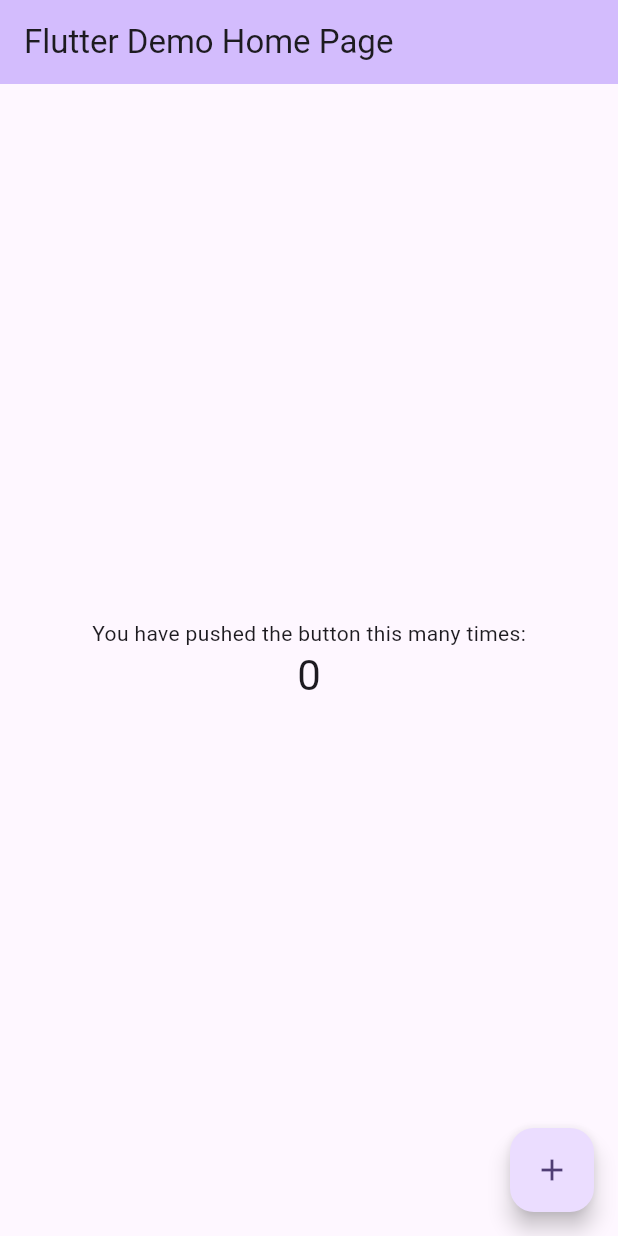
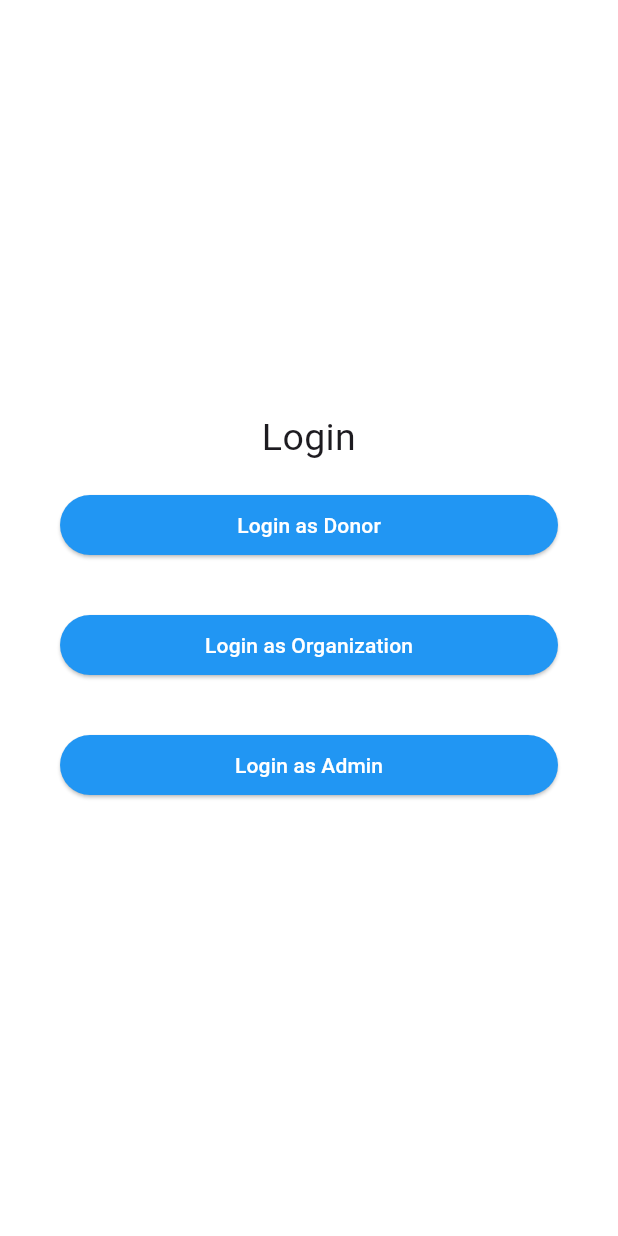
Before and after one commit to ICS-CMSC-23/project-Vivekjeet, a Flutter app: the screen it shows after launch, on a phone screen of 412 x 824 dp. Run offline on Flutter 3.47's test engine with Material 3 defaults, Android fonts, the phone set to English and light mode, and no system bars.

Commit message:
feat: added screens and routing for donor, org, and admin

```diff
--- a/project/lib/main.dart
+++ b/project/lib/main.dart
@@ -1,4 +1,8 @@
 import 'package:flutter/material.dart';
+import './screens/login.dart';
+import './screens/donor_homepage.dart';
+import './screens/org_homepage.dart';
+import './screens/admin_homepage.dart';
 
 void main() {
   runApp(const MyApp());
@@ -7,119 +11,21 @@ void main() {
 class MyApp extends StatelessWidget {
   const MyApp({super.key});
 
-  // This widget is the root of your application.
   @override
   Widget build(BuildContext context) {
     return MaterialApp(
-      title: 'Flutter Demo',
+      title: 'Title',
+      initialRoute: '/',
       theme: ThemeData(
-        // This is the theme of your application.
-        //
-        // TRY THIS: Try running your application with "flutter run". You'll see
-        // the application has a purple toolbar. Then, without quitting the app,
-        // try changing the seedColor in the colorScheme below to Colors.green
-        // and then invoke "hot reload" (save your changes or press the "hot
-        // reload" button in a Flutter-supported IDE, or press "r" if you used
-        // the command line to start the app).
-        //
-        // Notice that the counter didn't reset back to zero; the application
-        // state is not lost during the reload. To reset the state, use hot
-        // restart instead.
-        //
-        // This works for code too, not just values: Most code changes can be
-        // tested with just a hot reload.
-        colorScheme: ColorScheme.fromSeed(seedColor: Colors.deepPurple),
-        useMaterial3: true,
+        primarySwatch: Colors.blue,
       ),
-      home: const MyHomePage(title: 'Flutter Demo Home Page'),
+      routes: {
+        '/': (context) => const LoginPage(),
+        '/donorhomepage': (context) => const DonorHomepage(),
+        '/orghomepage': (context) => const OrgHomepage(),
+        '/adminhomepage': (context) => const AdminHomepage(),
+
+      },
     );
   }
 }
-
-class MyHomePage extends StatefulWidget {
-  const MyHomePage({super.key, required this.title});
-
-  // This widget is the home page of your application. It is stateful, meaning
-  // that it has a State object (defined below) that contains fields that affect
-  // how it looks.
-
-  // This class is the configuration for the state. It holds the values (in this
-  // case the title) provided by the parent (in this case the App widget) and
-  // used by the build method of the State. Fields in a Widget subclass are
-  // always marked "final".
-
-  final String title;
-
-  @override
-  State<MyHomePage> createState() => _MyHomePageState();
-}
-
-class _MyHomePageState extends State<MyHomePage> {
-  int _counter = 0;
-
-  void _incrementCounter() {
-    setState(() {
-      // This call to setState tells the Flutter framework that something has
-      // changed in this State, which causes it to rerun the build method below
-      // so that the display can reflect the updated values. If we changed
-      // _counter without calling setState(), then the build method would not be
-      // called again, and so nothing would appear to happen.
-      _counter++;
-    });
-  }
-
-  @override
-  Widget build(BuildContext context) {
-    // This method is rerun every time setState is called, for instance as done
-    // by the _incrementCounter method above.
-    //
-    // The Flutter framework has been optimized to make rerunning build methods
-    // fast, so that you can just rebuild anything that needs updating rather
-    // than having to individually change instances of widgets.
-    return Scaffold(
-      appBar: AppBar(
-        // TRY THIS: Try changing the color here to a specific color (to
-        // Colors.amber, perhaps?) and trigger a hot reload to see the AppBar
-        // change color while the other colors stay the same.
-        backgroundColor: Theme.of(context).colorScheme.inversePrimary,
-        // Here we take the value from the MyHomePage object that was created by
-        // the App.build method, and use it to set our appbar title.
-        title: Text(widget.title),
-      ),
-      body: Center(
-        // Center is a layout widget. It takes a single child and positions it
-        // in the middle of the parent.
-        child: Column(
-          // Column is also a layout widget. It takes a list of children and
-          // arranges them vertically. By default, it sizes itself to fit its
-          // children horizontally, and tries to be as tall as its parent.
-          //
-          // Column has various properties to control how it sizes itself and
-          // how it positions its children. Here we use mainAxisAlignment to
-          // center the children vertically; the main axis here is the vertical
-          // axis because Columns are vertical (the cross axis would be
-          // horizontal).
-          //
-          // TRY THIS: Invoke "debug painting" (choose the "Toggle Debug Paint"
-          // action in the IDE, or press "p" in the console), to see the
-          // wireframe for each widget.
-          mainAxisAlignment: MainAxisAlignment.center,
-          children: <Widget>[
-            const Text(
-              'You have pushed the button this many times:',
-            ),
-            Text(
-              '$_counter',
-              style: Theme.of(context).textTheme.headlineMedium,
-            ),
-          ],
-        ),
-      ),
-      floatingActionButton: FloatingActionButton(
-        onPressed: _incrementCounter,
-        tooltip: 'Increment',
-        child: const Icon(Icons.add),
-      ), // This trailing comma makes auto-formatting nicer for build methods.
-    );
-  }
-}
--- /dev/null
+++ b/project/lib/screens/login.dart
@@ -0,0 +1,89 @@
+import 'package:flutter/material.dart';
+import './donor_homepage.dart';
+import './org_homepage.dart';
+import './admin_homepage.dart';
+
+class LoginPage extends StatefulWidget {
+  const LoginPage({super.key});
+  @override
+  _LoginPageState createState() => _LoginPageState();
+}
+
+class _LoginPageState extends State<LoginPage> {
+  @override
+  Widget build(BuildContext context) {
+    final loginAsDonorButton = Padding(
+      key: const Key('loginAsDonorButton'),
+      padding: const EdgeInsets.symmetric(vertical: 16.0),
+      child: ElevatedButton(
+        onPressed: () async {
+          Navigator.of(context).push(
+            MaterialPageRoute(
+              builder: (context) => const DonorHomepage(),
+            ),
+          );
+        },
+        style: const ButtonStyle(
+          backgroundColor: MaterialStatePropertyAll<Color>(Colors.blue),
+        ),
+        child: const Text('Login as Donor', style: TextStyle(color: Colors.white)),
+      ),
+    );
+
+    final loginAsOrgButton = Padding(
+      key: const Key('loginAsOrgButton'),
+      padding: const EdgeInsets.symmetric(vertical: 16.0),
+      child: ElevatedButton(
+        onPressed: () async {
+          Navigator.of(context).push(
+            MaterialPageRoute(
+              builder: (context) => const OrgHomepage(),
+            ),
+          );
+        },
+        style: const ButtonStyle(
+          backgroundColor: MaterialStatePropertyAll<Color>(Colors.blue),
+        ),
+        child: const Text('Login as Organization', style: TextStyle(color: Colors.white)),
+      ),
+    );
+
+    final loginAsAdminButton = Padding(
+      key: const Key('loginAsAdminButton'),
+      padding: const EdgeInsets.symmetric(vertical: 16.0),
+      child: ElevatedButton(
+        onPressed: () async {
+          Navigator.of(context).push(
+            MaterialPageRoute(
+              builder: (context) => const AdminHomepage(),
+            ),
+          );
+        },
+        style: const ButtonStyle(
+          backgroundColor: MaterialStatePropertyAll<Color>(Colors.blue),
+        ),
+        child: const Text('Login as Admin', style: TextStyle(color: Colors.white)),
+      ),
+    );
+
+    return Scaffold(
+      backgroundColor: Colors.white,
+      body: Center(
+        child: ListView(
+          shrinkWrap: true,
+          padding: const EdgeInsets.only(left: 40.0, right: 40.0),
+          children: <Widget>[
+            const Text(
+              "Login",
+              textAlign: TextAlign.center,
+              style: TextStyle(fontSize: 25),
+            ),
+            loginAsDonorButton,
+            loginAsOrgButton,
+            loginAsAdminButton
+          ],
+        ),
+      ),
+    );
+  }
+}
```
Also changed, not shown: project/lib/screens/admin_homepage.dart (added, +51 -0 lines), project/lib/screens/donor_homepage.dart (added, +51 -0 lines), project/lib/screens/org_homepage.dart (added, +51 -0 lines).
